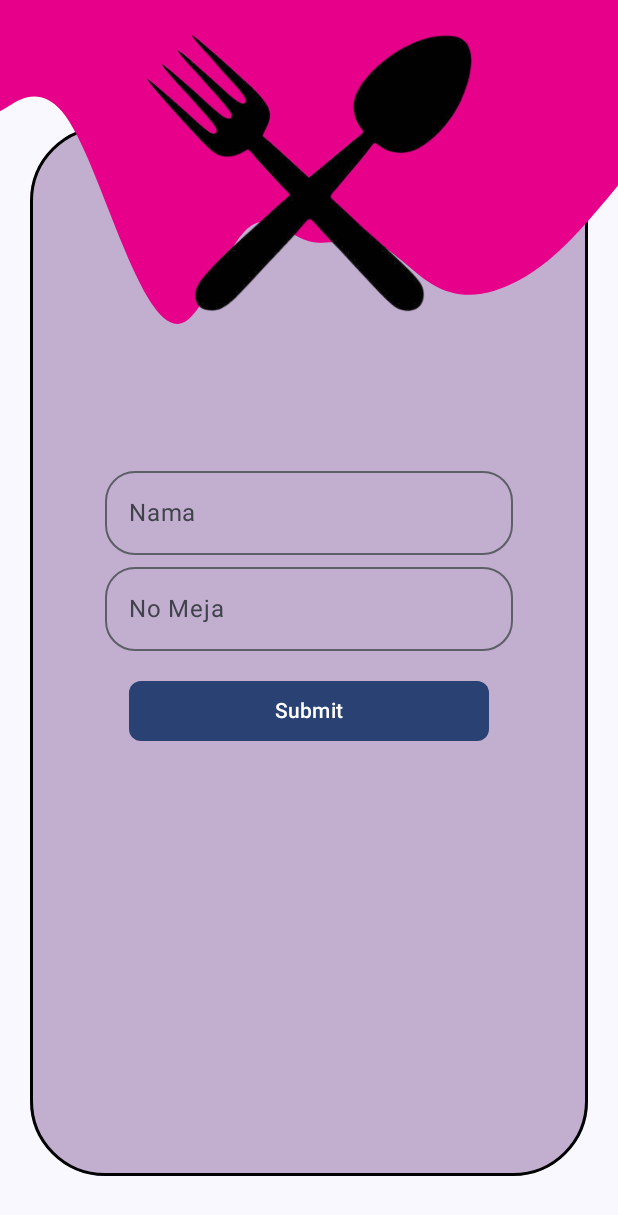
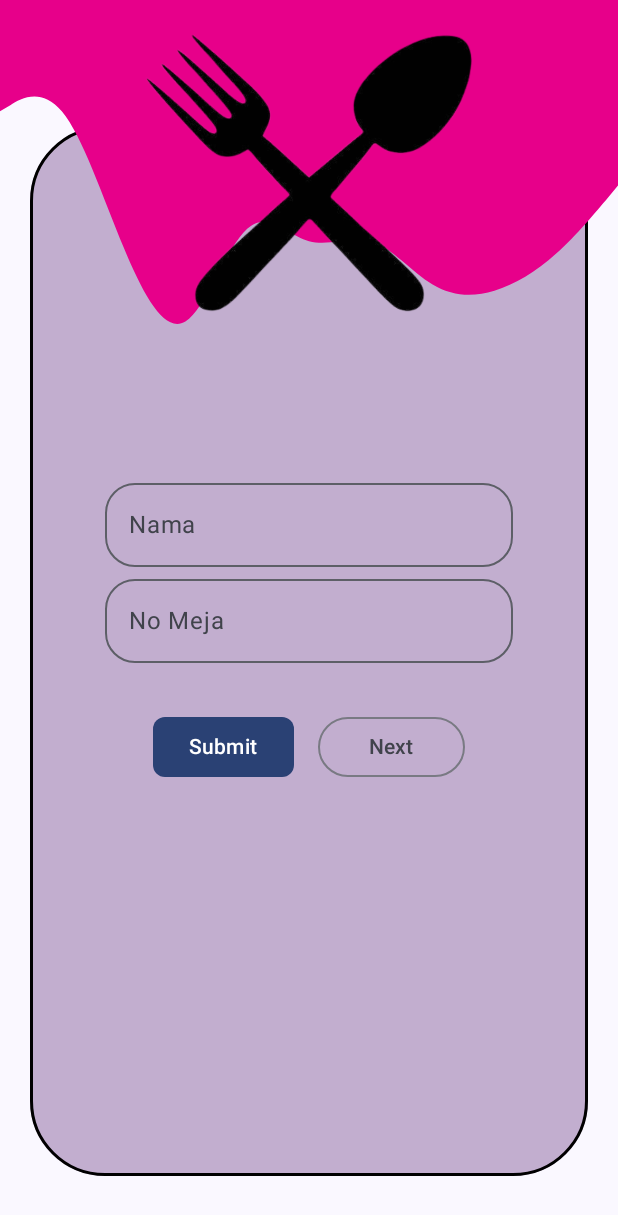
Before and after one commit to biyan847/PAM, an Android app built with Jetpack Compose: the DataPel screen opened through its navigation route, on a phone screen of 412 x 824 dp. Shown: the top 1215 px of the screen. Run offline under Robolectric (Android 15) with nearby library versions, the phone set to English and light mode, and no system bars; our stand-ins replace Firebase (no records; nobody signed in at launch, a user with empty details on screens opened directly).

Commit message:
menambahkan navigasi button next

```diff
--- a/app/src/main/java/com/example/pam/Navigation/PengelolaHalaman.kt
+++ b/app/src/main/java/com/example/pam/Navigation/PengelolaHalaman.kt
@@ -5,6 +5,7 @@ import androidx.compose.foundation.layout.Box
 import androidx.compose.foundation.layout.fillMaxSize
 import androidx.compose.runtime.Composable
 import androidx.compose.ui.Modifier
+import androidx.navigation.NavController
 import androidx.navigation.NavHostController
 import androidx.navigation.NavType
 import androidx.navigation.compose.NavHost
@@ -16,9 +17,10 @@ import com.example.pam.ui.DataPelanggan.DataPel
 import com.example.pam.ui.DataPelanggan.DestinasiDataPel
 import com.example.pam.ui.add.AddScreen
 import com.example.pam.ui.add.DestinasiEntry
-import com.example.pam.ui.detail.DetailDestination
+import com.example.pam.ui.detail.DetailDestinationScreen
 import com.example.pam.ui.detail.DetailScreen
 import com.example.pam.ui.edit.EditMakanan
+import com.example.pam.ui.edit.EditMakananScreen
 
 @Composable
 fun PengelolaHalaman(navController: NavHostController = rememberNavController()) {
@@ -41,21 +43,22 @@ fun PengelolaHalaman(navController: NavHostController = rememberNavController())
             AddScreen(navigateBack = {
                 navController.navigate(Screen.Home.route)})
         }
-        composable(DetailDestination.route){
+        composable(DetailDestinationScreen.route){
             DetailScreen(navigateToEditItem = {}, navigateBack = { /*TODO*/ })
         }
         composable(DestinasiDataPel.route){
-            DataPel(navigateBack = {
-                navController.popBackStack()
-            })
+            DataPel(
+                navigateBack = {navController.navigate("LoginPage")},
+                navigateNext = {navController.navigate((DetailDestinationScreen.route))}
+            )
         }
         composable(
-            route = EditMakanan.routeWithArgs,
-            arguments = listOf(navArgument(EditMakanan.makananId){
+            route = EditMakananScreen.routeWithArgs,
+            arguments = listOf(navArgument(EditMakananScreen.makananId){
                 type = NavType.StringType
             })
         ){backStackEntry ->
-            val makananId = backStackEntry.arguments?.getString(EditMakanan.makananId)
+            val makananId = backStackEntry.arguments?.getString(EditMakananScreen.makananId)
             makananId?.let {
                 EditMakanan(
                     navigateBack = { navController.popBackStack()},
--- a/app/src/main/java/com/example/pam/ui/DataPelanggan/Datapel.kt
+++ b/app/src/main/java/com/example/pam/ui/DataPelanggan/Datapel.kt
@@ -38,13 +38,17 @@ import androidx.compose.ui.res.painterResource
 import androidx.compose.ui.tooling.preview.Preview
 import androidx.compose.ui.unit.dp
 import androidx.lifecycle.viewmodel.compose.viewModel
+import androidx.navigation.NavController
 import com.example.pam.Navigation.DestinasiNavigasi
 import com.example.pam.R
-import com.example.pam.ui.AddDatapelanggan
+import com.example.pam.ui.AddMenuTopAppBar
 import com.example.pam.ui.AddPelanggan
 import com.example.pam.ui.AddUIState
 import com.example.pam.ui.PenyediaViewModel
-import com.example.pam.ui.add.FormInput
+import com.example.pam.ui.add.DestinasiEntry
+import com.example.pam.ui.detail.DetailDestination
+import com.example.pam.ui.edit.EditMakananScreen
+import com.example.pam.ui.theme.PAMTheme
 import kotlinx.coroutines.launch
 
 
@@ -55,6 +59,7 @@ object DestinasiDataPel : DestinasiNavigasi{
 @OptIn(ExperimentalMaterial3Api::class)
 @Composable
 fun DataPel(
+    navigateNext: () -> Unit,
     navigateBack: () -> Unit,
     modifier: Modifier = Modifier,
     detailDatapelViewModel: DetailDatapelViewModel = viewModel(factory = PenyediaViewModel.comsumen)
@@ -64,15 +69,12 @@ fun DataPel(
     Scaffold(
         modifier = modifier.nestedScroll(scrollBehavior.nestedScrollConnection),
         topBar = {
-            AddDatapelanggan(
+            AddMenuTopAppBar(
                 title = DestinasiDataPel.titleRes,
-                canNavigateBack =true,
+                canNavigateBack = true,
                 scrollBehavior = scrollBehavior,
-                navigateUp = navigateBack
-
-            )
+                navigateUp = navigateBack )
         }
-
     ) { innerPadding ->
         Entri(
             addUIState = detailDatapelViewModel.AddUIState,
@@ -81,8 +83,8 @@ fun DataPel(
                 detailDatapelViewModel.addpelanggan()
                 }
             },
-            OnNextClick = {
-                navigateBack()
+            navigateNext = {
+                navigateNext()
             },
             modifier = Modifier
                 .padding(innerPadding)
@@ -126,7 +128,7 @@ fun Entri(
     onDataValueChange: (AddPelanggan) -> Unit,
     modifier: Modifier = Modifier,
     onSaveClick: () -> Unit,
-    OnNextClick: () -> Unit,
+    navigateNext: () -> Unit,
     detailDatapelViewModel: DetailDatapelViewModel = viewModel(factory = PenyediaViewModel.comsumen)
 ){
     val coroutineScope = rememberCoroutineScope()
@@ -143,12 +145,12 @@ fun Entri(
                 }
             },
             OnNextClick = {
-                OnNextClick
+                navigateNext()
             },
         )
-
     }
 }
+
 @OptIn(ExperimentalMaterial3Api::class)
 @Composable
 fun UiInput(
@@ -207,17 +209,22 @@ fun UiInput(
                     enabled = enabled,
                     shape = RoundedCornerShape(20.dp),
                 )
-                Row (
-                    horizontalArrangement = Arrangement.spacedBy(8.dp),
+                Column (
                     modifier = Modifier
                         .fillMaxWidth()
                         .padding(16.dp)
                         .weight(1f, false),
                 ){
+                    Row (
+                        horizontalArrangement = Arrangement.spacedBy(16.dp),
+                        verticalAlignment = Alignment.Bottom,
+                        modifier = Modifier
+                            .fillMaxWidth()
+                            .padding(16.dp)
+                    ){
                         Button(
                             onClick = onSaveClick,
                             shape = MaterialTheme.shapes.small,
-                        modifier = Modifier.fillMaxWidth()
                         ) {
                             Text("Submit")
                         }
@@ -226,7 +233,17 @@ fun UiInput(
                             Text("Next")
                         }
                     }
+
                 }
             }
         }
     }
+}
+
+@Preview(showBackground = true)
+@Composable
+fun ApadehPreview() {
+    PAMTheme {
+
+    }
+}
--- a/app/src/main/java/com/example/pam/ui/PelangganApp.kt
+++ b/app/src/main/java/com/example/pam/ui/PelangganApp.kt
@@ -61,27 +61,3 @@ fun AddMenuTopAppBar(
             }
         })
 }
-
-@OptIn(ExperimentalMaterial3Api::class)
-@Composable
-fun AddDatapelanggan(
-    title: String,
-    canNavigateBack: Boolean,
-    modifier: Modifier = Modifier,
-    scrollBehavior: TopAppBarScrollBehavior? = null,
-    navigateUp: () -> Unit = {}
-) {
-    CenterAlignedTopAppBar(title = { Text(title) },
-        modifier = modifier,
-        scrollBehavior = scrollBehavior,
-        navigationIcon = {
-            if (canNavigateBack) {
-                IconButton(onClick = navigateUp) {
-                    Icon(
-                        imageVector = Icons.Filled.ArrowBack,
-                        contentDescription = ""
-                    )
-                }
-            }
-        })
-}
--- a/app/src/main/java/com/example/pam/ui/detail/DetailScreen.kt
+++ b/app/src/main/java/com/example/pam/ui/detail/DetailScreen.kt
@@ -40,7 +40,7 @@ import com.example.pam.ui.AddMenuTopAppBar
 import com.example.pam.ui.toAdmin
 import kotlinx.coroutines.launch
 
-object DetailDestination : DestinasiNavigasi {
+object DetailDestinationScreen : DestinasiNavigasi {
     override val route = "item_details"
     override val titleRes = "Detail Menu"
     const val MakananId = "itemId"
@@ -61,7 +61,7 @@ fun DetailScreen(
     Scaffold(
         topBar = {
             AddMenuTopAppBar(
-                title = DetailDestination.titleRes,
+                title = DetailDestinationScreen.titleRes,
                 canNavigateBack = true,
                 navigateUp = navigateBack
             )
--- a/app/src/main/java/com/example/pam/ui/edit/EditMakanan.kt
+++ b/app/src/main/java/com/example/pam/ui/edit/EditMakanan.kt
@@ -16,11 +16,11 @@ import com.example.pam.ui.PenyediaViewModel
 import com.example.pam.ui.add.EntryBody
 import kotlinx.coroutines.launch
 
-object EditMakanan : DestinasiNavigasi {
+object EditMakananScreen : DestinasiNavigasi {
     override val route = "item_edit"
     override val titleRes ="Edit Makanan"
     const val makananId= "itemId"
-    val routeWithArgs = "${EditMakanan.route}/{$makananId}"
+    val routeWithArgs = "${EditMakananScreen.route}/{$makananId}"
 }
 @OptIn(ExperimentalMaterial3Api::class)
 @Composable
@@ -35,7 +35,7 @@ fun EditMakanan(
         topBar = {
 
                 AddMenuTopAppBar(
-                    title = EditMakanan.titleRes,
+                    title = EditMakananScreen.titleRes,
                     canNavigateBack = true,
                     navigateUp = onNavigateUp
                 )
@@ -49,7 +49,6 @@ fun EditMakanan(
                 coroutineScope.launch {
                     viewModel.updatemakanan()
                 }
-
             },
             OnNextClick = {
                 navigateBack()
--- a/app/src/main/java/com/example/pam/ui/edit/EditMakananViewModel.kt
+++ b/app/src/main/java/com/example/pam/ui/edit/EditMakananViewModel.kt
@@ -22,7 +22,7 @@ class EditMakananViewModel(
     var makanUiState by mutableStateOf(AddUIState())
         private set
 
-    private  val makananId: String = checkNotNull(savedStateHandle[EditMakanan.makananId])
+    private  val makananId: String = checkNotNull(savedStateHandle[EditMakananScreen.makananId])
 
     init {
         viewModelScope.launch {
```
Lines whose indentation alone changed are shown as unchanged.
